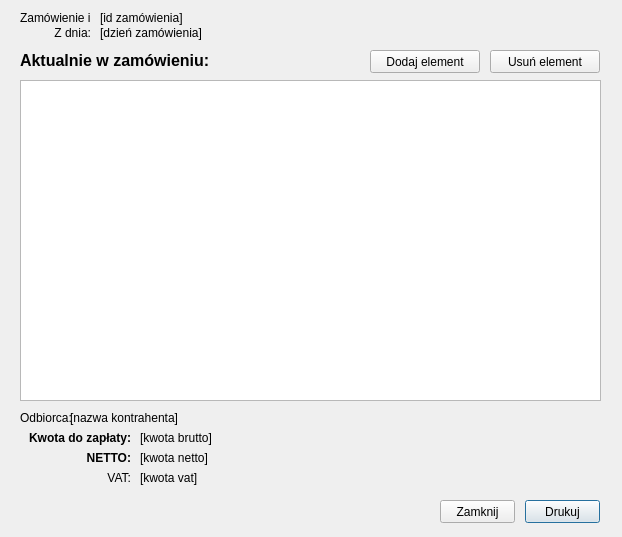
Above: salescreate.ui from DzimiX/ProgramSprzedazowy before the change. Below: the same form after it.
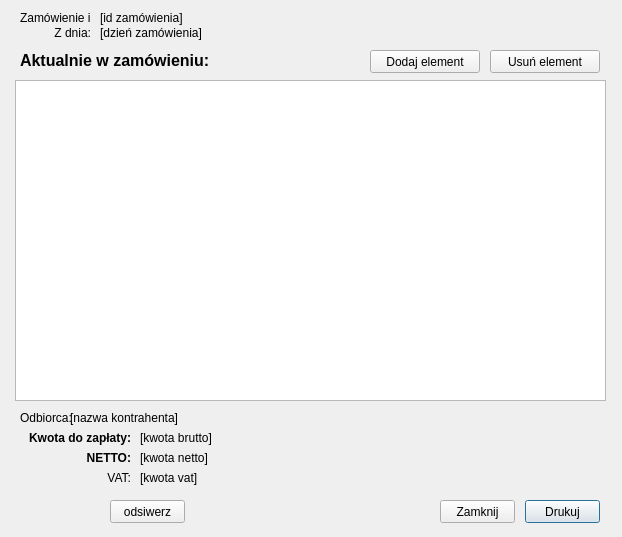
That is the form after the change.

The edit to the form file:
```diff
--- a/salescreate.ui
+++ b/salescreate.ui
@@ -13,16 +13,6 @@
   <property name="windowTitle">
    <string>Dialog</string>
   </property>
-  <widget class="QTableWidget" name="tableWidget">
-   <property name="geometry">
-    <rect>
-     <x>20</x>
-     <y>80</y>
-     <width>581</width>
-     <height>321</height>
-    </rect>
-   </property>
-  </widget>
   <widget class="QLabel" name="label">
    <property name="geometry">
     <rect>
@@ -244,6 +234,29 @@
     <string>Dodaj element</string>
    </property>
   </widget>
+  <widget class="QTableView" name="tableView">
+   <property name="geometry">
+    <rect>
+     <x>15</x>
+     <y>80</y>
+     <width>591</width>
+     <height>321</height>
+    </rect>
+   </property>
+  </widget>
+  <widget class="QPushButton" name="pushButton">
+   <property name="geometry">
+    <rect>
+     <x>110</x>
+     <y>500</y>
+     <width>75</width>
+     <height>23</height>
+    </rect>
+   </property>
+   <property name="text">
+    <string>odsiwerz</string>
+   </property>
+  </widget>
  </widget>
  <resources/>
  <connections/>
```
